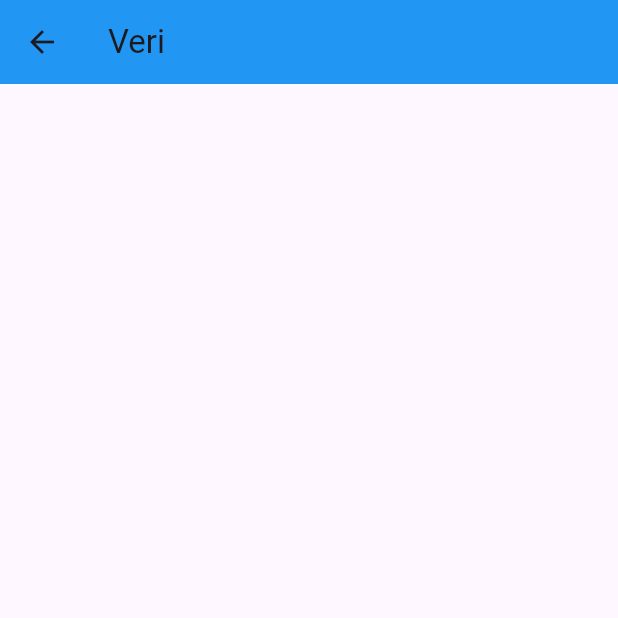
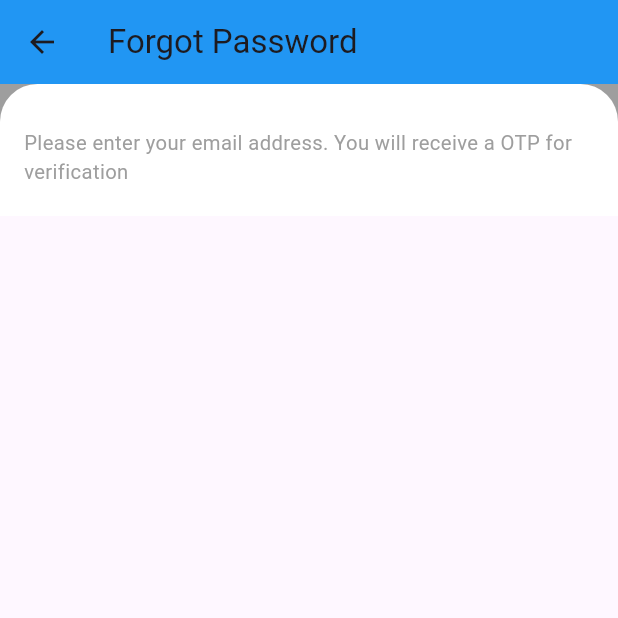
Before and after one commit to whuiii/EcoConnect, a Flutter app: the Forgotpassword2 screen opened directly, on a phone screen of 412 x 824 dp, the top half of it. Run offline on Flutter 3.47's test engine with Material 3 defaults, Android fonts, the phone set to English and light mode, and no system bars; our stand-ins replace animate_do, curved_navigation_bar, flutter_bloc, iconsax; missing offline and left inert: email_auth, email_otp.

Commit message:
- Add the forgotPassword UI, resetPassword UI, modify the password verification

```diff
--- a/lib/forgotPassword2.dart
+++ b/lib/forgotPassword2.dart
@@ -6,13 +6,41 @@ class Forgotpassword2 extends StatelessWidget {
 
   @override
   Widget build(BuildContext context) {
-    return Scaffold(
-      appBar: AppBar(
-        backgroundColor: Colors.blue,
-        title: Text("Veri"),
-      ),
+    return SafeArea(
+        child: Scaffold(
+          appBar: AppBar(
+            backgroundColor: Colors.blue,
+            title: Text("Forgot Password"),
+          ),
+          body:SingleChildScrollView(
+            child: Column(
+              children: [
+                Container(
+                  color: Colors.grey,
+                  child: Container(
+                    padding: EdgeInsetsDirectional.fromSTEB(16, 30, 16, 20),
+                    decoration: BoxDecoration(
+                      color: Colors.white,
+                      borderRadius: BorderRadius.only(
+                        topRight: Radius.circular(25),
+                        topLeft: Radius.circular(25),
+                      )
+                    ),
+                    child: Column(
+                      children: [
+                        Text("Please enter your email address. You will receive a OTP for verification",
+                          style: TextStyle(color: Colors.grey, fontSize: 13.5),)
+                      ],
+                    ),
+                  ),
+                )
+
+              ],
+            ),
+          ),
 
 
-    );
+
+    ),);
   }
 }
--- a/lib/login.dart
+++ b/lib/login.dart
@@ -182,9 +182,7 @@ class _LoginPageState extends State<LoginPage> {
                       TextButton(
                           onPressed: () {
                             Navigator.push(
-                                context,
-                                MaterialPageRoute(
-                                    builder: (context) => Forgotpassword2()));
+                                context, MaterialPageRoute(builder: (context)=> Forgotpassword2()));
                           },
                           child: Text(
                             "Forgot Password?",
--- a/lib/main.dart
+++ b/lib/main.dart
@@ -4,8 +4,10 @@ import 'package:navigate/route_generator.dart';
 
 void main() async {
   WidgetsFlutterBinding.ensureInitialized();
+  print("Main function is running");
   //await Firebase.initializeApp();
   runApp(MaterialApp(
+
     initialRoute: '/',
     debugShowCheckedModeBanner: false,
     onGenerateRoute: RouteGenerator.generateRoute,
--- a/lib/menu.dart
+++ b/lib/menu.dart
@@ -1,7 +1,7 @@
 import 'package:curved_navigation_bar/curved_navigation_bar.dart';
 import 'package:flutter/material.dart';
 import 'package:navigate/delivery/page_delivery.dart';
-import 'package:navigate/forgotPassword2.dart';
+import 'package:navigate/forgotPassword.dart';
 import 'package:navigate/home.dart';
 import 'package:navigate/login.dart';
 import 'package:navigate/register.dart';
@@ -20,7 +20,7 @@ class _ProviderPageState extends State<ProviderPage> {
     HomePage(),
     DeliveryForm(),
     RegisterPage(),
-    Forgotpassword2(),
+    ForgotPassword(),
   ];
   int currentPage = 0;
   int index = 0;
```
